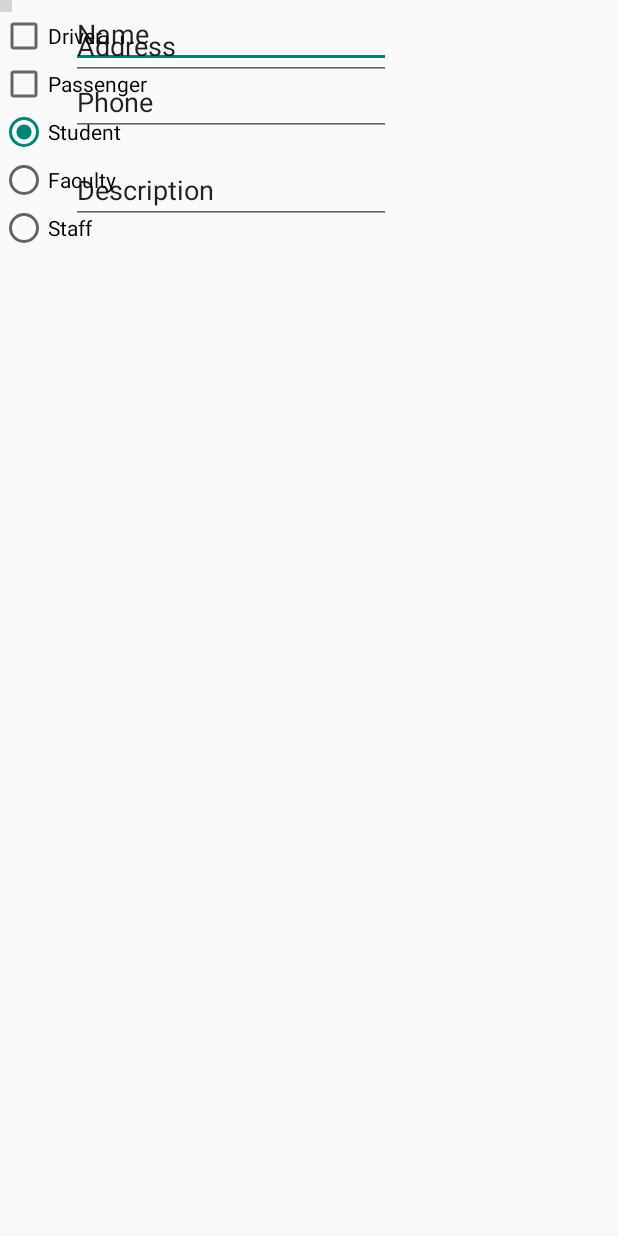
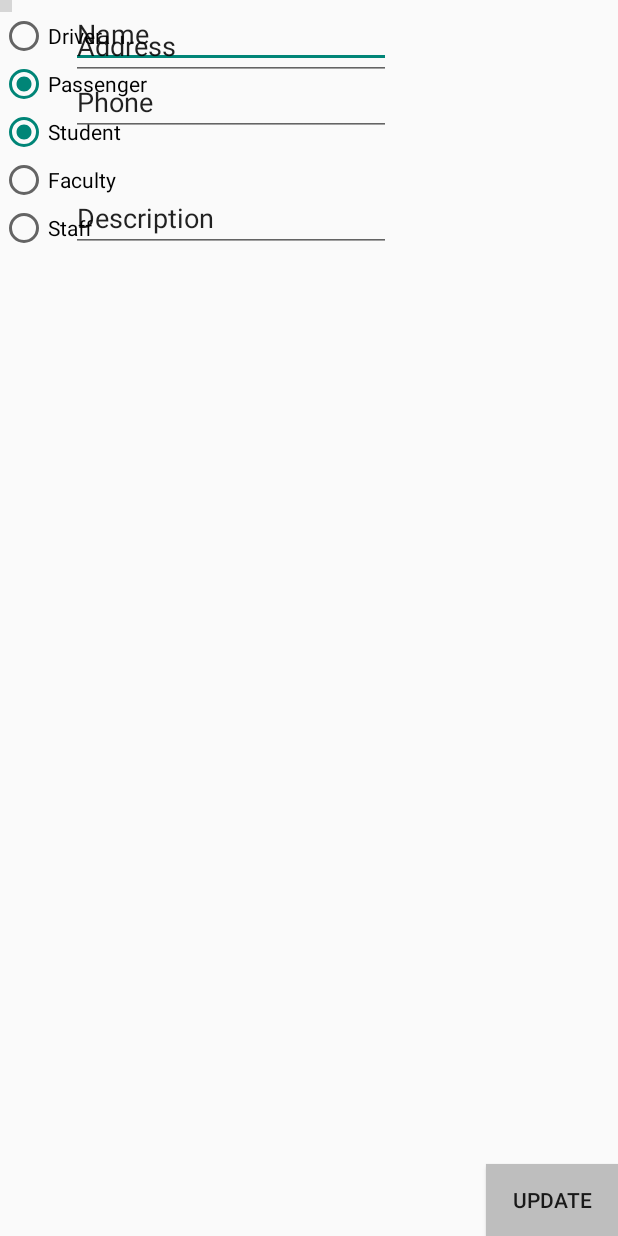
Before and after one commit to nitronarcosis/CSC131_Project, an Android app: the layout activity_profile.xml on its own in the app's theme, with its tools: preview values and no code run, on a phone screen of 412 x 824 dp. Run offline under Robolectric (Android 15) with nearby library versions, the phone set to English and light mode, and no system bars; grey boxes are pictures that could not be loaded.

Commit message:
Added profile activity with fields for text and selection buttons

```diff
--- a/Carpool+/app/src/main/res/layout/activity_profile.xml
+++ b/Carpool+/app/src/main/res/layout/activity_profile.xml
@@ -51,14 +51,22 @@
         android:id="@+id/editText4"
         android:layout_width="wrap_content"
         android:layout_height="wrap_content"
+        android:layout_alignBottom="@+id/radioGroup2"
         android:layout_alignLeft="@+id/editText2"
         android:layout_alignStart="@+id/editText2"
-        android:layout_below="@+id/radioButton"
         android:ems="10"
         android:inputType="textMultiLine"
         android:text="Description" />
 
-    <CheckBox
+    <RadioGroup
+        android:id="@+id/radioGroup"
+        android:layout_width="wrap_content"
+        android:layout_height="wrap_content"
+        android:layout_alignParentLeft="true"
+        android:layout_alignParentStart="true"
+        android:layout_alignTop="@+id/editText2">
+
+        <RadioButton
             android:id="@+id/checkBox"
             android:layout_width="wrap_content"
             android:layout_height="wrap_content"
@@ -68,15 +76,24 @@
             android:checked="false"
             android:text="Driver" />
 
-    <CheckBox
+        <RadioButton
             android:id="@+id/checkBox2"
             android:layout_width="wrap_content"
             android:layout_height="wrap_content"
             android:layout_alignParentLeft="true"
             android:layout_alignParentStart="true"
             android:layout_below="@+id/checkBox"
-        android:checked="false"
+            android:checked="true"
             android:text="Passenger" />
+    </RadioGroup>
+
+    <RadioGroup
+        android:id="@+id/radioGroup2"
+        android:layout_width="wrap_content"
+        android:layout_height="wrap_content"
+        android:layout_alignParentLeft="true"
+        android:layout_alignParentStart="true"
+        android:layout_below="@+id/radioGroup">
 
         <RadioButton
             android:id="@+id/radioButton"
@@ -108,4 +125,16 @@
             android:checked="false"
             android:text="Staff" />
 
+    </RadioGroup>
+
+    <Button
+        android:id="@+id/button"
+        android:layout_width="wrap_content"
+        android:layout_height="wrap_content"
+        android:layout_alignParentBottom="true"
+        android:layout_alignParentEnd="true"
+        android:layout_alignParentRight="true"
+        android:background="@color/dim_foreground_material_dark"
+        android:text="Update" />
+
 </RelativeLayout>
```
Lines whose indentation alone changed are shown as unchanged.
